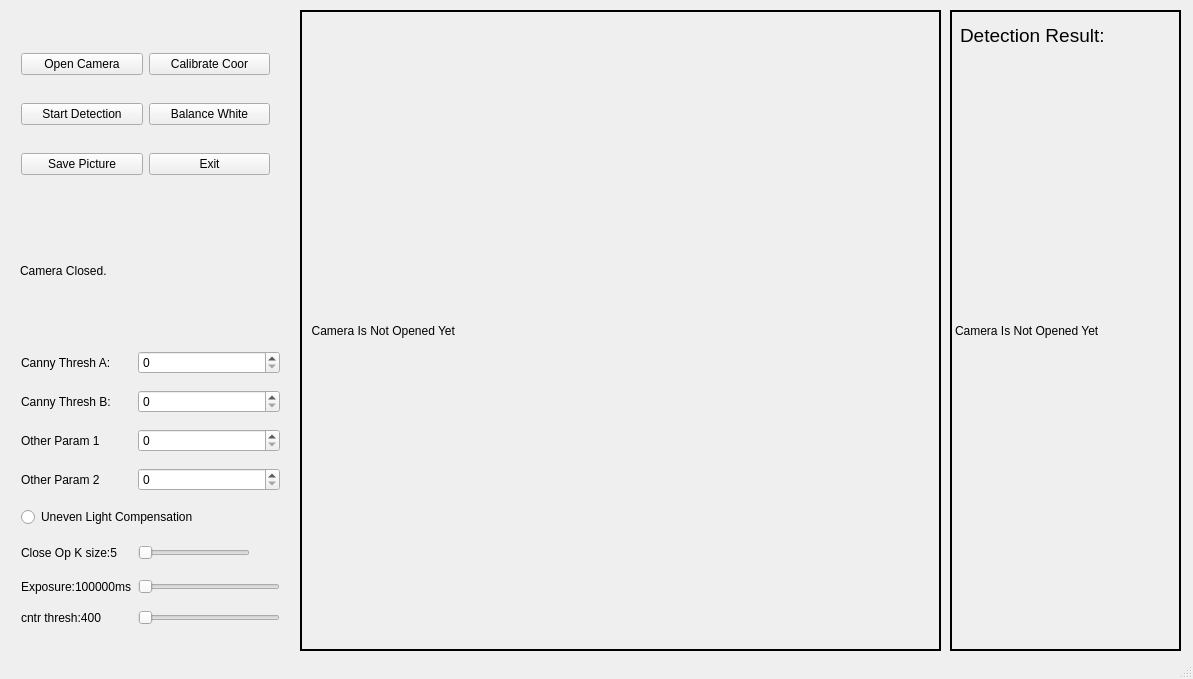
The window that WorkpieceIdentification/WorkpieceIdentification.ui (dingning97/WorkpieceIdentification) describes before a commit, drawn with Qt 5.
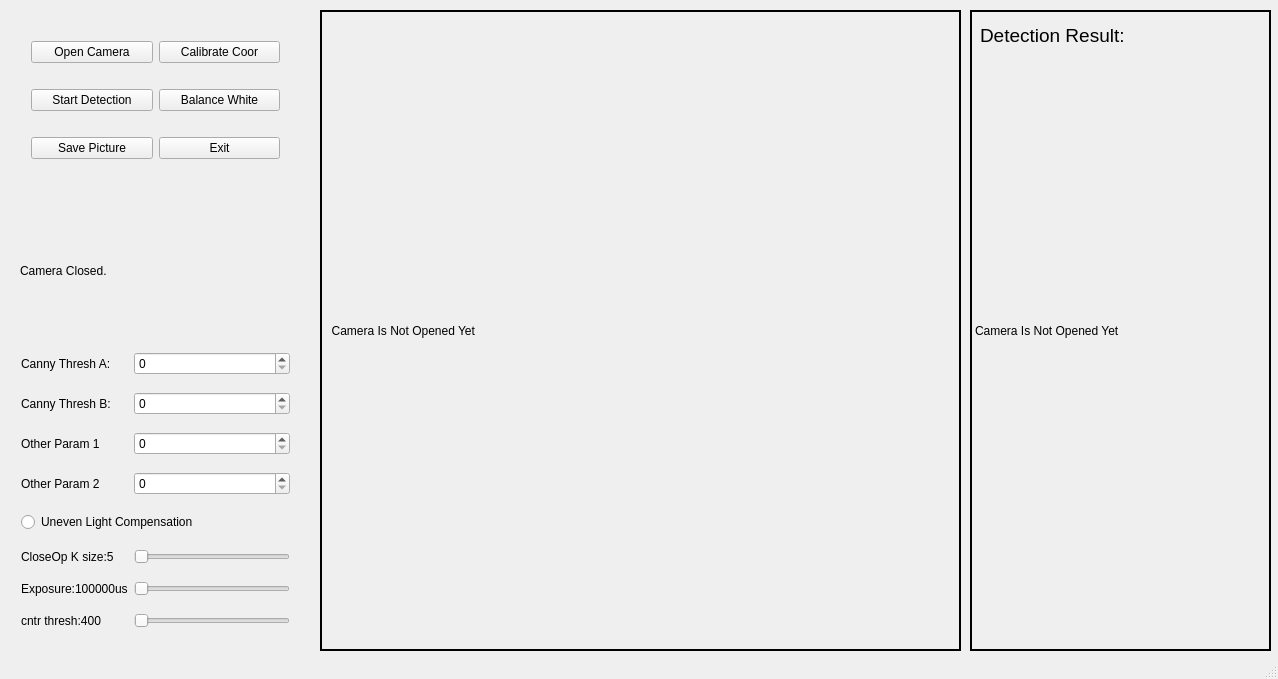
The same window after the commit.

Patch:
```diff
--- a/WorkpieceIdentification/WorkpieceIdentification.ui
+++ b/WorkpieceIdentification/WorkpieceIdentification.ui
@@ -6,10 +6,16 @@
    <rect>
     <x>0</x>
     <y>0</y>
-    <width>1193</width>
+    <width>1278</width>
     <height>679</height>
    </rect>
   </property>
+  <property name="sizePolicy">
+   <sizepolicy hsizetype="Fixed" vsizetype="Fixed">
+    <horstretch>0</horstretch>
+    <verstretch>0</verstretch>
+   </sizepolicy>
+  </property>
   <property name="windowTitle">
    <string>WorkpieceIdentification</string>
   </property>
@@ -17,10 +23,10 @@
    <widget class="QWidget" name="gridLayoutWidget">
     <property name="geometry">
      <rect>
-      <x>10</x>
-      <y>20</y>
+      <x>20</x>
+      <y>10</y>
       <width>271</width>
-      <height>191</height>
+      <height>181</height>
      </rect>
     </property>
     <layout class="QGridLayout" name="gridLayout">
@@ -73,7 +79,7 @@
      <rect>
       <x>10</x>
       <y>330</y>
-      <width>281</width>
+      <width>291</width>
       <height>321</height>
      </rect>
     </property>
@@ -88,7 +94,7 @@
      <item row="5" column="0">
       <widget class="QLabel" name="label_5">
        <property name="text">
-        <string>Close Op K size:5</string>
+        <string>CloseOp K size:5</string>
        </property>
       </widget>
      </item>
@@ -146,25 +152,6 @@
      <item row="3" column="1">
       <widget class="QSpinBox" name="spinBox_4"/>
      </item>
-     <item row="5" column="1">
-      <widget class="QSlider" name="horizontalSlider_closeKSize">
-       <property name="minimumSize">
-        <size>
-         <width>112</width>
-         <height>20</height>
-        </size>
-       </property>
-       <property name="maximumSize">
-        <size>
-         <width>112</width>
-         <height>20</height>
-        </size>
-       </property>
-       <property name="orientation">
-        <enum>Qt::Horizontal</enum>
-       </property>
-      </widget>
-     </item>
      <item row="8" column="1">
       <widget class="QSlider" name="horizontalSlider_exposureTime">
        <property name="orientation">
@@ -175,7 +162,14 @@
      <item row="8" column="0">
       <widget class="QLabel" name="label_6">
        <property name="text">
-        <string>Exposure:100000ms</string>
+        <string>Exposure:100000us</string>
+       </property>
+      </widget>
+     </item>
+     <item row="5" column="1">
+      <widget class="QSlider" name="horizontalSlider_closeKSize">
+       <property name="orientation">
+        <enum>Qt::Horizontal</enum>
        </property>
       </widget>
      </item>
@@ -184,7 +178,7 @@
    <widget class="QLabel" name="label_display">
     <property name="geometry">
      <rect>
-      <x>300</x>
+      <x>320</x>
       <y>10</y>
       <width>641</width>
       <height>641</height>
@@ -200,7 +194,7 @@
    <widget class="QLabel" name="label_9">
     <property name="geometry">
      <rect>
-      <x>960</x>
+      <x>980</x>
       <y>10</y>
       <width>211</width>
       <height>51</height>
@@ -213,12 +207,18 @@
    <widget class="QLabel" name="label_showResult">
     <property name="geometry">
      <rect>
-      <x>950</x>
+      <x>970</x>
       <y>10</y>
-      <width>231</width>
+      <width>301</width>
       <height>641</height>
      </rect>
     </property>
+    <property name="sizePolicy">
+     <sizepolicy hsizetype="Fixed" vsizetype="Fixed">
+      <horstretch>0</horstretch>
+      <verstretch>0</verstretch>
+     </sizepolicy>
+    </property>
     <property name="styleSheet">
      <string notr="true">border: 2px solid #000000; </string>
     </property>
```
